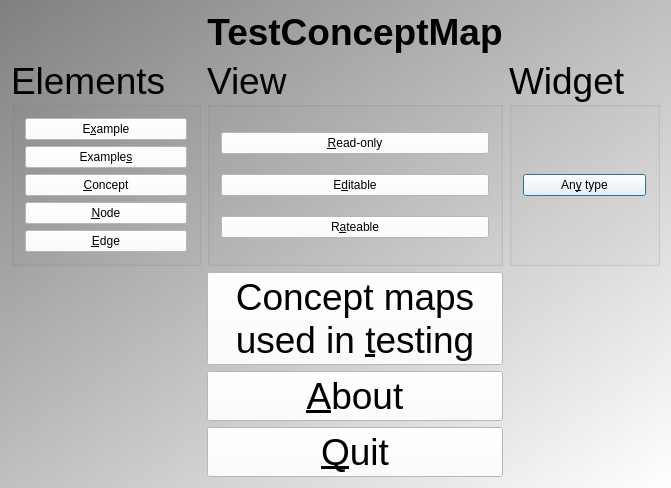
Above: Tools/ToolTestConceptMap/qttestconceptmapmenudialog.ui from richelbilderbeek/ProjectRichelBilderbeek before the change. Below: the same form after it.
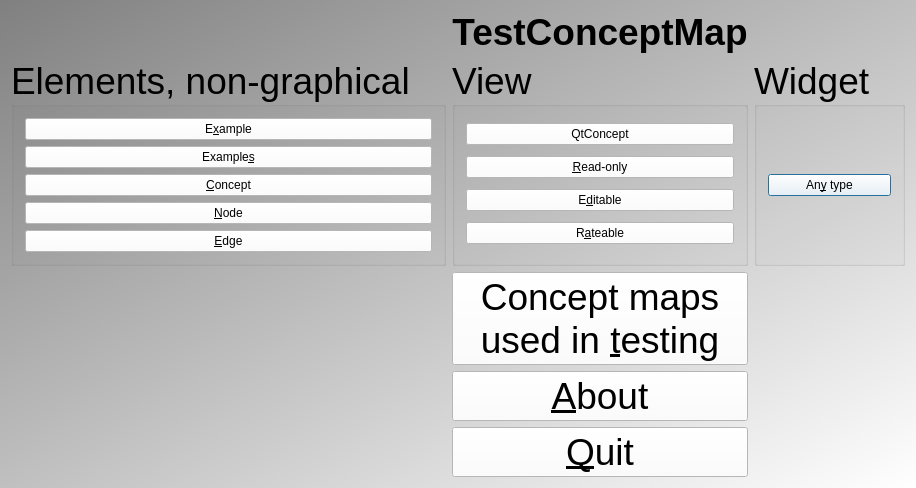
That is the form after the change.

Diff of the .ui file:
```diff
--- a/Tools/ToolTestConceptMap/qttestconceptmapmenudialog.ui
+++ b/Tools/ToolTestConceptMap/qttestconceptmapmenudialog.ui
@@ -6,7 +6,7 @@
    <rect>
     <x>0</x>
     <y>0</y>
-    <width>648</width>
+    <width>862</width>
     <height>475</height>
    </rect>
   </property>
@@ -63,7 +63,7 @@
    <item row="1" column="0">
     <widget class="QGroupBox" name="groupBox">
      <property name="title">
-      <string>Elements</string>
+      <string>Elements, non-graphical</string>
      </property>
      <property name="flat">
       <bool>false</bool>
@@ -150,6 +150,13 @@
       <bool>false</bool>
      </property>
      <layout class="QVBoxLayout" name="verticalLayout">
+      <item>
+       <widget class="QPushButton" name="button_qtconcept">
+        <property name="text">
+         <string>QtConcept</string>
+        </property>
+       </widget>
+      </item>
       <item>
        <widget class="QPushButton" name="button_readonly_conceptmap">
         <property name="text">
```
